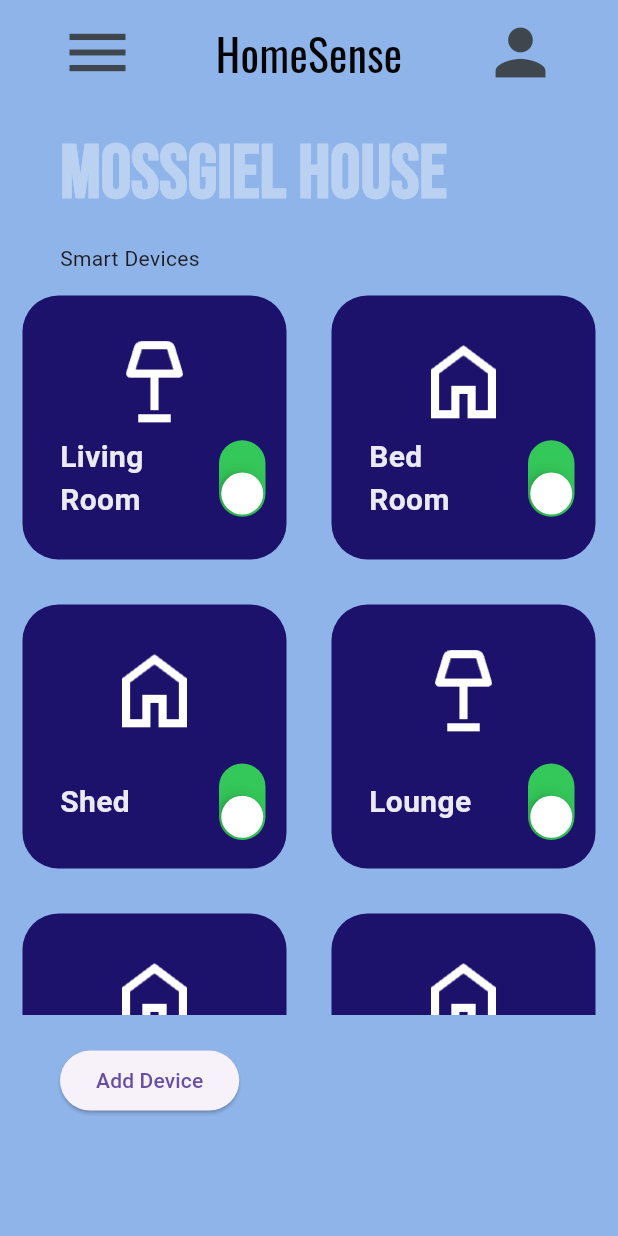
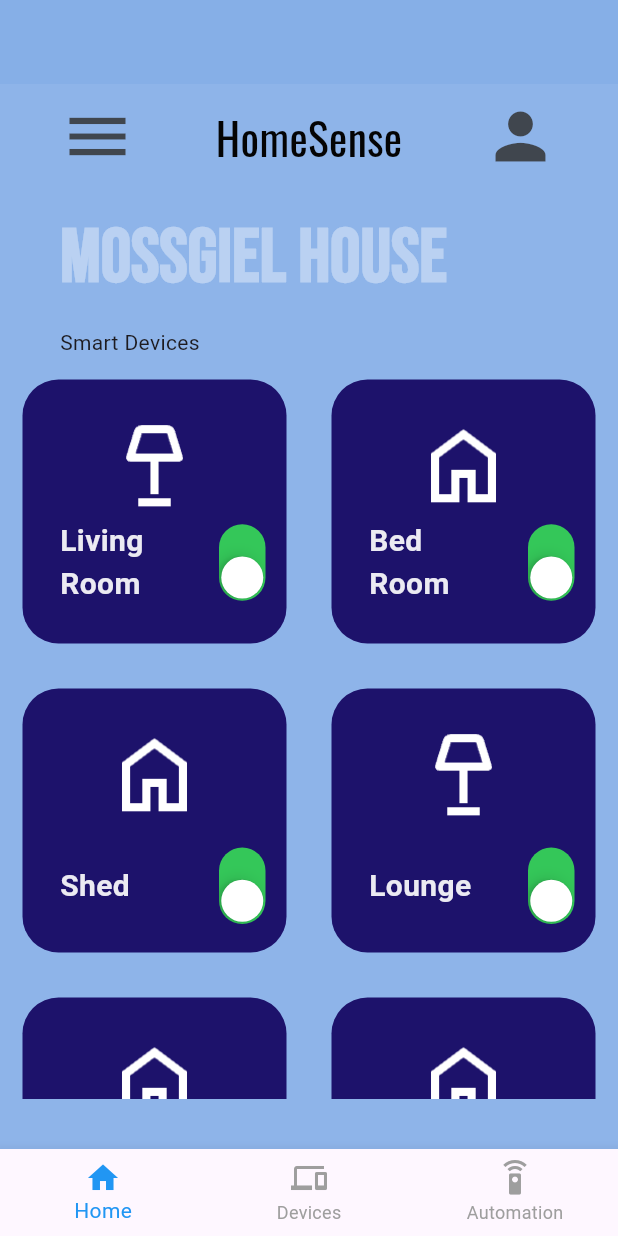
Before and after one commit to Miklos-design/Project-Home-Automation, a Flutter app: the screen it shows after launch, on a phone screen of 412 x 824 dp. Run offline on Flutter 3.47's test engine with Material 3 defaults, Android fonts, the phone set to English and light mode, and no system bars; our stand-ins replace google_fonts.

Commit message:
added automation page, some more tests and refactored

```diff
--- /dev/null
+++ b/homesense/lib/pages/automations.dart
@@ -0,0 +1,16 @@
+import 'package:flutter/material.dart';
+
+class Automations extends StatelessWidget {
+  @override
+  Widget build(BuildContext context) {
+    return Scaffold(
+      appBar: AppBar(
+        title: Text("Automation"),
+        backgroundColor: Colors.blue,
+      ),
+      body: Center(
+        child: Text("Automation Settings Here"),
+      ),
+    );
+  }
+}
--- a/homesense/lib/pages/home_page.dart
+++ b/homesense/lib/pages/home_page.dart
@@ -1,9 +1,105 @@
 import 'package:flutter/material.dart';
 import 'package:google_fonts/google_fonts.dart';
+import 'package:homesense/pages/automations.dart';
 import 'package:homesense/services/hass.dart';
 import 'package:homesense/utils/device_block.dart';
 import '../utils/colors.dart';
+import 'automations.dart';
 
+// Top Bar Widget
+class HeaderWidget extends StatelessWidget {
+  @override
+  Widget build(BuildContext context) {
+    return Padding(
+      padding: const EdgeInsets.symmetric(horizontal: 40.0, vertical: 10.0),
+      child: Row(
+        mainAxisAlignment: MainAxisAlignment.spaceBetween,
+        children: [
+          Icon(Icons.menu,
+              size: 50,
+              color:
+                  iconColor), // You can remove this line if you don't need the menu
+          Expanded(
+            child: Center(
+              child: Text(
+                "HomeSense",
+                style: GoogleFonts.oswald(
+                  fontSize: 29,
+                  fontWeight: FontWeight.w400,
+                  color: mainTextColor,
+                ),
+              ),
+            ),
+          ),
+          Icon(Icons.person, size: 50, color: iconColor)
+        ],
+      ),
+    );
+  }
+}
+
+// Smart Devices Grid Widget
+class SmartDevicesGrid extends StatelessWidget {
+  final List devices;
+  final Function(bool, int) onToggle;
+
+  SmartDevicesGrid({required this.devices, required this.onToggle});
+
+  @override
+  Widget build(BuildContext context) {
+    return SizedBox(
+      height: MediaQuery.of(context).size.height * 0.6,
+      child: GridView.builder(
+        gridDelegate: const SliverGridDelegateWithFixedCrossAxisCount(
+          crossAxisCount: 2,
+        ),
+        itemCount: devices.length,
+        itemBuilder: (context, index) {
+          return DeviceBlock(
+            name: devices[index][0],
+            iconPath: devices[index][1],
+            powerOn: devices[index][2],
+            onChanged: (value) => onToggle(value, index),
+          );
+        },
+      ),
+    );
+  }
+}
+
+// Bottom Navigation Widget
+class BottomNavBar extends StatelessWidget {
+  final int selectedIndex;
+  final Function(int) onItemTapped;
+
+  BottomNavBar({required this.selectedIndex, required this.onItemTapped});
+
+  @override
+  Widget build(BuildContext context) {
+    return BottomNavigationBar(
+      currentIndex: selectedIndex,
+      onTap: onItemTapped,
+      items: const [
+        BottomNavigationBarItem(
+          icon: Icon(Icons.home),
+          label: 'Home',
+        ),
+        BottomNavigationBarItem(
+          icon: Icon(Icons.devices),
+          label: 'Devices',
+        ),
+        BottomNavigationBarItem(
+          icon: Icon(Icons.settings_remote),
+          label: 'Automation',
+        ),
+      ],
+      selectedItemColor: Colors.blue,
+      unselectedItemColor: Colors.grey,
+    );
+  }
+}
+
+// Main Home Page Widget
 class HomePage extends StatefulWidget {
   const HomePage({Key? key}) : super(key: key);
 
@@ -18,24 +114,18 @@ class _HomePageState extends State<HomePage> {
         'eyJhbGciOiJIUzI1NiIsInR5cCI6IkpXVCJ9.eyJpc3MiOiI3ZDVjMmQ5MjJlZjg0YzhiYmE5NmM2Mzk5NTNkNjk2NyIsImlhdCI6MTcyMjg1OTY4MCwiZXhwIjoyMDM4MjE5NjgwfQ.JMW0uIi2Zwzn0CWRheznp91MQDKHcFTDr9-f68f3qQE',
   );
 
-  List _MySmartDevices = [
+  List _mySmartDevices = [
     ["Living Room", "lib/assets/floor_lamp.png", true, "light.living_room"],
-    ["Bed Room", "lib/assets/home.png", true, "light.bed_room"],
+    ["Bed Room", "lib/assets/home.png", true, "switch.my_room_switch_1"],
     ["Shed", "lib/assets/home.png", true, "light.shed"],
-    [
-      "Lounge",
-      "lib/assets/floor_lamp.png",
-      true,
-      "switch.lounge_lamp_switch_1"
-    ],
+    ["Lounge", "lib/assets/floor_lamp.png", true, "switch.lounge"],
     ["Garage", "lib/assets/home.png", true, "light.garage"],
     ["Blinds", "lib/assets/home.png", true, "cover.blinds"],
   ];
 
-  bool _loungeLampOn = false;
-
+  int _selectedIndex = 0;
+  bool _isLoadingMore = false;
   final ScrollController _scrollController = ScrollController();
-  bool _isLoadingMore = false;
 
   @override
   void initState() {
@@ -63,14 +153,32 @@ class _HomePageState extends State<HomePage> {
       _isLoadingMore = true;
     });
 
-    // Simulate a delay for loading more items
-    await Future.delayed(Duration(seconds: 2));
+    await Future.delayed(Duration(seconds: 1));
 
     setState(() {
-      _MySmartDevices.addAll([
+      _mySmartDevices.addAll([
         // Add more items as needed
       ]);
       _isLoadingMore = false;
+    });
+  }
+
+  void powerToggleSwitched(bool value, int index) {
+    setState(() {
+      _mySmartDevices[index][2] = value;
+    });
+    _api.toggleLight(_mySmartDevices[index][3], value);
+  }
+
+  void _onItemTapped(int index) {
+    setState(() {
+      _selectedIndex = index;
+      if (index == 2) {
+        Navigator.push(
+          context,
+          MaterialPageRoute(builder: (context) => Automations()),
+        );
+      }
     });
   }
 
@@ -78,49 +186,19 @@ class _HomePageState extends State<HomePage> {
   Widget build(BuildContext context) {
     return Scaffold(
       backgroundColor: backgroundColor,
-      body: SafeArea(
-        child: SingleChildScrollView(
+      appBar: AppBar(
+        backgroundColor: backgroundColor,
+        elevation: 0,
+      ),
+      body: SingleChildScrollView(
         child: Column(
           crossAxisAlignment: CrossAxisAlignment.start,
           children: [
-              Padding(
-                padding: const EdgeInsets.symmetric(
-                    horizontal: 40.0, vertical: 10.0),
-                child: Row(
-                  mainAxisAlignment: MainAxisAlignment.spaceBetween,
-                  children: [
-                    Icon(
-                      Icons.menu,
-                      size: 50,
-                      color: iconColor,
-                    ),
-                    Expanded(
-                      child: Center(
-                        child: Text(
-                          "HomeSense",
-                          style: GoogleFonts.oswald(
-                            fontSize: 29,
-                            fontWeight: FontWeight.w400, // Thin weight
-                            color: mainTextColor,
-                          ),
-                        ),
-                      ),
-                    ),
-                    Icon(
-                      Icons.person,
-                      size: 50,
-                      color: iconColor,
-                    )
-                  ],
-                ),
-              ),
+            HeaderWidget(),
             const SizedBox(height: 10),
             Padding(
               padding: const EdgeInsets.symmetric(horizontal: 40.0),
-                child: Column(
-                  crossAxisAlignment: CrossAxisAlignment.start,
-                  children: [
-                    Text(
+              child: Text(
                 "Mossgiel House",
                 style: GoogleFonts.bebasNeue(
                   fontSize: 50,
@@ -128,60 +206,28 @@ class _HomePageState extends State<HomePage> {
                   fontWeight: FontWeight.bold,
                 ),
               ),
-                  ],
-                ),
             ),
             const SizedBox(height: 10),
             Padding(
               padding: const EdgeInsets.symmetric(horizontal: 40.0),
               child: Text("Smart Devices"),
             ),
-              SizedBox(
-                height: MediaQuery.of(context).size.height *
-                    0.6, // Set a fixed height for the grid
-                child: GridView.builder(
-                  //controller: _scrollController,
-                  gridDelegate: const SliverGridDelegateWithFixedCrossAxisCount(
-                    crossAxisCount: 2,
-                    //childAspectRatio: 1.2,
-                  ),
-                  itemCount: _MySmartDevices.length,
-                  itemBuilder: (context, index) {
-                    return DeviceBlock(
-                      name: _MySmartDevices[index][0],
-                      iconPath: _MySmartDevices[index][1],
-                      powerOn: _MySmartDevices[index][2],
-                      onChanged: (value) => powerToggleSwitched(value, index),
-                    );
-                  },
-                ),
+            SmartDevicesGrid(
+              devices: _mySmartDevices,
+              onToggle: powerToggleSwitched,
             ),
             if (_isLoadingMore)
               Padding(
                 padding: const EdgeInsets.all(8.0),
                 child: Center(child: CircularProgressIndicator()),
               ),
-              Padding(
-                padding: const EdgeInsets.symmetric(
-                    horizontal: 40.0, vertical: 20.0),
-                child: ElevatedButton(
-                  onPressed: () {
-                    // Add your button action here
-                  },
-                  child: Text("Add Device"),
-                ),
-              ),
           ],
         ),
       ),
+      bottomNavigationBar: BottomNavBar(
+        selectedIndex: _selectedIndex,
+        onItemTapped: _onItemTapped,
       ),
     );
   }
-
-  void powerToggleSwitched(bool value, int index) {
-    setState(() {
-      _MySmartDevices[index][2] = value;
-    });
-    _api.toggleLight(_MySmartDevices[index][3], value);
 }
-}
```
Also changed, not shown: homesense/lib/pages/devices.dart (added), 3 other files. Lines whose indentation alone changed are shown as unchanged.
